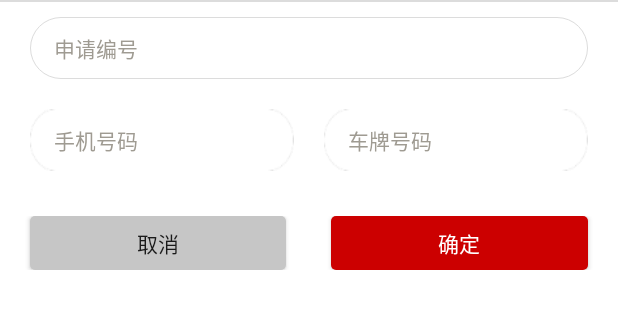
After one commit to androidlli/work, an Android app: the layout admin_search_unabsorbed_popup.xml on its own in the app's theme, with its tools: preview values and no code run, on a phone screen of 412 x 824 dp. The commit adds this screen. Shown: the top 309 px of the screen. Run offline under Robolectric (Android 15) with nearby library versions, the phone set to English and light mode, and no system bars.

Commit message:
增加管理员查询未分配任务的筛选条件 更加优化拖车完成的防抖动

```diff
--- a/PalmCarTreasure/app/build.gradle
+++ b/PalmCarTreasure/app/build.gradle
@@ -15,8 +15,8 @@ android {
         applicationId "com.cango.palmcartreasure"
         minSdkVersion 16
         targetSdkVersion 25
-        versionCode 3
-        versionName "1.0.2"
+        versionCode 4
+        versionName "1.0.3"
         vectorDrawables.useSupportLibrary = true
     }
     buildTypes {
--- a/PalmCarTreasure/app/src/main/java/com/cango/palmcartreasure/api/AdminService.java
+++ b/PalmCarTreasure/app/src/main/java/com/cango/palmcartreasure/api/AdminService.java
@@ -28,11 +28,13 @@ public interface AdminService {
     @GET("trailer/grouptaskcount")
     Observable<GroupTaskCount> getGroupTaskCount(@Query("userid") int userId, @Query("LAT") double lat, @Query("LON") double lon);
 
-    //所有管理员未分配的任务
+    //所有管理员未分配的任务    objectMap.put("applycd",applyId);objectMap.put("mobile",mobile);objectMap.put("licensePlateNo",plateNo);
     @GET("trailer/taskmanagelist")
     Observable<TaskManageList> getTaskManageList(@Query("userid") int userId, @Query("LAT") double lat,
                                                  @Query("LON") double lon, @Query("pageIndex") int pageIndex,
-                                                 @Query("pageSize") int pageSize);
+                                                 @Query("pageSize") int pageSize,
+                                                 @Query("applycd") String applyId, @Query("mobile") String mobile,
+                                                 @Query("licensePlateNo") String plateNo);
 
     ///api/trailer/grouptaskquery?userid={userid}&LAT={LAT}&LON={LON}&pageIndex={pageIndex}&pageSize={pageSize}&ApiToken={APITOKEN}
     //分组任务查询
--- a/PalmCarTreasure/app/src/main/java/com/cango/palmcartreasure/trailer/admin/AdminTaskPresenter.java
+++ b/PalmCarTreasure/app/src/main/java/com/cango/palmcartreasure/trailer/admin/AdminTaskPresenter.java
@@ -61,7 +61,8 @@ public class AdminTaskPresenter implements AdminTasksContract.Presenter {
     }
 
     @Override
-    public void loadAdminTasks(String type, double lat, double lon, boolean showRefreshLoadingUI, int pageCount, int pageSize) {
+    public void loadAdminTasks(String type, double lat, double lon, boolean showRefreshLoadingUI, int pageCount, int pageSize,
+                               String applyId,String mobile,String plateNo) {
         if (showRefreshLoadingUI) {
             if (mAdminView.isActive())
                 mAdminView.showAdminTasksIndicator(showRefreshLoadingUI);
@@ -111,7 +112,7 @@ public class AdminTaskPresenter implements AdminTasksContract.Presenter {
 
         } else if (type.equals(AdminTasksFragment.ADMIN_UNABSORBED)) {
             subscription2 = mService.getTaskManageList(MtApplication.mSPUtils.getInt(Api.USERID),
-                    lat, lon, pageCount, pageSize)
+                    lat, lon, pageCount, pageSize,applyId,mobile,plateNo)
                     .subscribeOn(Schedulers.io())
                     .observeOn(AndroidSchedulers.mainThread())
                     .subscribe(new RxSubscriber<TaskManageList>() {
--- a/PalmCarTreasure/app/src/main/java/com/cango/palmcartreasure/trailer/admin/AdminTasksContract.java
+++ b/PalmCarTreasure/app/src/main/java/com/cango/palmcartreasure/trailer/admin/AdminTasksContract.java
@@ -62,7 +62,8 @@ public interface AdminTasksContract {
     }
 
     interface Presenter extends BasePresenter {
-        void loadAdminTasks(String type, double lat, double lon, boolean showRefreshLoadingUI, int pageCount, int pageSize);
+        void loadAdminTasks(String type, double lat, double lon, boolean showRefreshLoadingUI, int pageCount, int pageSize,String applyId,
+                            String mobile,String plateNo);
 
         void loadGroupTasks(int[] groupIds, double lat, double lon, boolean showRefreshLoadingUI, int pageCount, int pageSize);
 
--- /dev/null
+++ b/PalmCarTreasure/app/src/main/res/layout/admin_search_unabsorbed_popup.xml
@@ -0,0 +1,102 @@
+<?xml version="1.0" encoding="utf-8"?>
+<LinearLayout xmlns:android="http://schemas.android.com/apk/res/android"
+    android:layout_width="match_parent"
+    android:layout_height="match_parent"
+    android:orientation="vertical">
+    <ImageView
+        android:layout_width="match_parent"
+        android:layout_height="1dp"
+        android:background="@color/mtdcdcdc"/>
+    <LinearLayout
+        android:layout_width="match_parent"
+        android:layout_height="wrap_content"
+        android:background="@android:color/white"
+        android:orientation="vertical"
+        android:paddingBottom="16dp">
+
+        <LinearLayout
+            android:layout_width="match_parent"
+            android:layout_height="wrap_content"
+            android:paddingBottom="10dp"
+            android:paddingTop="10dp">
+
+            <EditText
+                android:id="@+id/et_search_apply_id"
+                android:layout_width="match_parent"
+                android:layout_height="wrap_content"
+                android:layout_marginLeft="20dp"
+                android:layout_marginRight="20dp"
+                android:background="@drawable/admin_shape_search_stroke"
+                android:hint="申请编号"
+                android:paddingBottom="10dp"
+                android:paddingTop="10dp"
+                android:paddingLeft="16dp"
+                android:textColorHint="@color/mt9f9b92"
+                android:textSize="14sp" />
+
+        </LinearLayout>
+
+        <LinearLayout
+            android:layout_width="match_parent"
+            android:layout_height="wrap_content"
+            android:paddingBottom="10dp"
+            android:paddingTop="10dp">
+
+            <EditText
+                android:id="@+id/et_search_mobile"
+                android:layout_width="0dp"
+                android:layout_height="wrap_content"
+                android:layout_weight="1"
+                android:layout_marginLeft="20dp"
+                android:background="@drawable/big"
+                android:hint="手机号码"
+                android:paddingBottom="10dp"
+                android:paddingTop="10dp"
+                android:paddingLeft="16dp"
+                android:textColorHint="@color/mt9f9b92"
+                android:textSize="14sp" />
+            <EditText
+                android:id="@+id/et_search_plate_no"
+                android:layout_width="0dp"
+                android:layout_height="wrap_content"
+                android:layout_weight="1"
+                android:layout_marginLeft="20dp"
+                android:layout_marginRight="20dp"
+                android:background="@drawable/big"
+                android:hint="车牌号码"
+                android:paddingBottom="10dp"
+                android:paddingTop="10dp"
+                android:paddingLeft="16dp"
+                android:textColorHint="@color/mt9f9b92"
+                android:textSize="14sp" />
+
+        </LinearLayout>
+
+        <LinearLayout
+            android:layout_width="match_parent"
+            android:layout_height="36dp"
+            android:layout_marginTop="20dp">
+
+            <Button
+                android:id="@+id/btn_search_cancal"
+                android:layout_width="0dp"
+                android:layout_height="wrap_content"
+                android:layout_marginLeft="20dp"
+                android:layout_weight="1"
+                android:background="@drawable/button_normal_bg"
+                android:text="@string/cancel" />
+
+            <Button
+                android:id="@+id/btn_search_confirm"
+                android:layout_width="0dp"
+                android:layout_height="wrap_content"
+                android:layout_marginLeft="30dp"
+                android:layout_marginRight="20dp"
+                android:layout_weight="1"
+                android:background="@drawable/button_press_bg"
+                android:text="@string/confirm"
+                android:textColor="@android:color/white" />
+        </LinearLayout>
+    </LinearLayout>
+
+</LinearLayout>
```
Also changed, not shown: PalmCarTreasure/app/src/main/java/com/cango/palmcartreasure/trailer/admin/AdminTasksFragment.java (+62 -8 lines), PalmCarTreasure/app/src/main/java/com/cango/palmcartreasure/trailer/map/TrailerMapFragment.java (+9 -4 lines), PalmCarTreasure/app/src/main/res/layout/fragment_admin_tasks.xml (+13 -0 lines).
